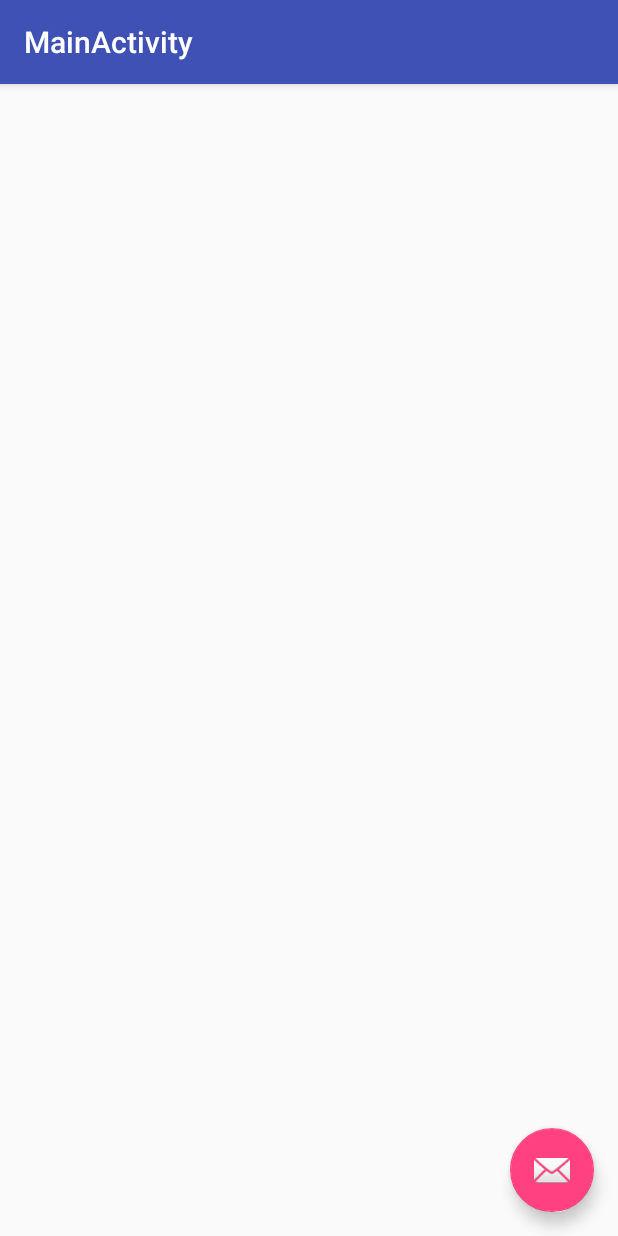
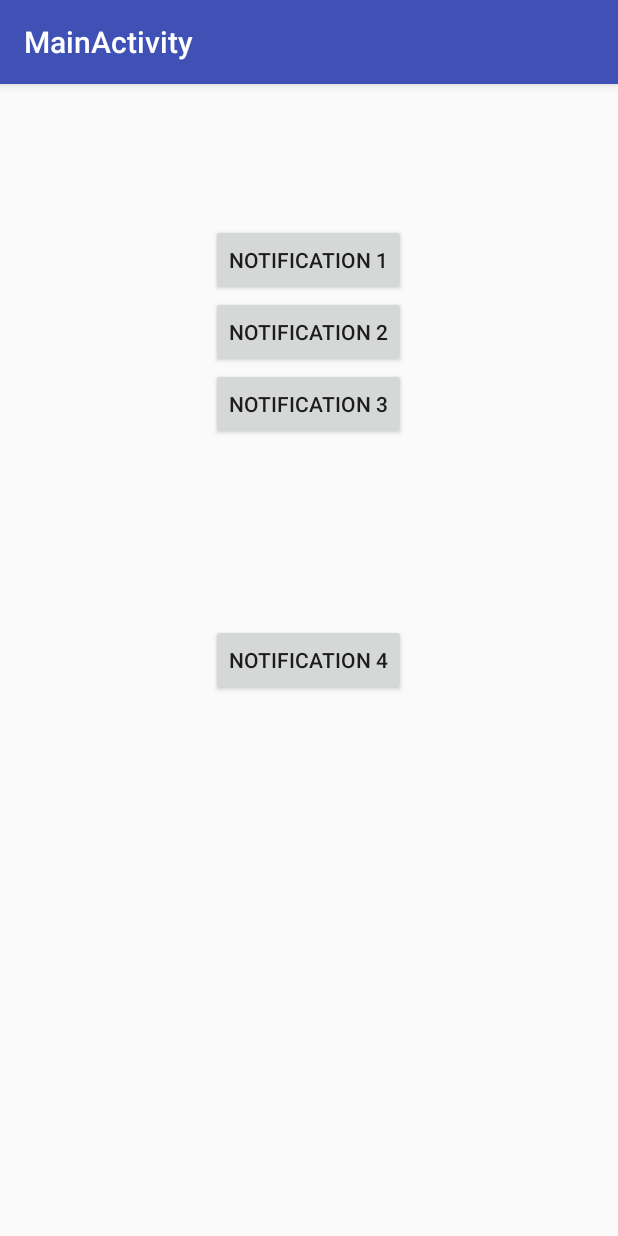
Before and after one commit to rettwalker/AndroidFullScreenNotification, an Android app: the screen it shows after launch (MainActivity), on a phone screen of 412 x 824 dp. Run offline under Robolectric (Android 15) with nearby library versions, the light colour scheme and no system bars.

Commit message:
Created 4 buttons to link to different notifications
4 buttons created that will link to a different notification design for the POC and set up function to create notification with the same settings just new layouts

```diff
--- a/app/src/main/java/com/example/jmw0705/fullscreennotification/MainActivity.java
+++ b/app/src/main/java/com/example/jmw0705/fullscreennotification/MainActivity.java
@@ -1,5 +1,6 @@
 package com.example.jmw0705.fullscreennotification;
 
+import android.app.Notification;
 import android.app.NotificationManager;
 import android.app.PendingIntent;
 import android.content.Intent;
@@ -11,6 +12,7 @@ import android.support.v7.app.NotificationCompat;
 import android.support.v7.widget.Toolbar;
 import android.util.Log;
 import android.view.View;
+import android.widget.Button;
 import android.widget.RemoteViews;
 
 import com.example.jmw0705.fullscreennotification.helps.CustomIntentService;
@@ -26,15 +28,39 @@ public class MainActivity extends AppCompatActivity {
         Toolbar toolbar = (Toolbar) findViewById(R.id.toolbar);
         setSupportActionBar(toolbar);
 
-        FloatingActionButton fab = (FloatingActionButton) findViewById(R.id.fab);
-        fab.setOnClickListener(new View.OnClickListener() {
+
+        Button not1 = (Button) findViewById(R.id.notification1);
+        Button not2 = (Button) findViewById(R.id.notification2);
+        Button not3 = (Button) findViewById(R.id.notification3);
+        Button not4 = (Button) findViewById(R.id.notification4);
+
+        not1.setOnClickListener(new View.OnClickListener() {
             @Override
             public void onClick(View view) {
-                Intent i = new Intent("com.example.jmw0705.fullscreennotification.USER_ACTION");
-                sendBroadcast(i);
+                sendNotification(R.layout.full_screen_notificiation);
             }
         });
+
     }
+    public void sendNotification(int layoutToUse){
+        RemoteViews remoteView = new RemoteViews("com.example.jmw0705.fullscreennotification",layoutToUse);
+        Intent newIntent = new Intent(getBaseContext(),AlertMessage.class);
+        PendingIntent pendingIntent = PendingIntent.getService(getBaseContext(),0,newIntent,0);
+        NotificationCompat.Builder builder = new NotificationCompat.Builder(getBaseContext());
+        builder.setSmallIcon(R.drawable.icon)
+                .setOngoing(true)
+                .setCategory(Notification.CATEGORY_ALARM)
+                .setFullScreenIntent(pendingIntent,true)
+                .setContent(remoteView)
+                .setContentIntent(pendingIntent)
+                .setPriority(Notification.PRIORITY_MAX)
+                .setVibrate(new long[] {500, 500, 500, 500, 500, 500, 500, 500, 500, 500, 500, 500, 500, 500})
+                .setCustomHeadsUpContentView(remoteView);
 
 
+        NotificationManager notificationManager = (NotificationManager) getSystemService(NOTIFICATION_SERVICE);
+        int temp = 001;
+        notificationManager.notify(temp,builder.build());
+
+    }
 }
--- a/app/src/main/res/layout/activity_main.xml
+++ b/app/src/main/res/layout/activity_main.xml
@@ -23,12 +23,6 @@
 
     <include layout="@layout/content_main" />
 
-    <android.support.design.widget.FloatingActionButton
-        android:id="@+id/fab"
-        android:layout_width="wrap_content"
-        android:layout_height="wrap_content"
-        android:layout_gravity="bottom|end"
-        android:layout_margin="@dimen/fab_margin"
-        android:src="@android:drawable/ic_dialog_email" />
+
 
 </android.support.design.widget.CoordinatorLayout>
--- a/app/src/main/res/layout/content_main.xml
+++ b/app/src/main/res/layout/content_main.xml
@@ -12,4 +12,36 @@
     tools:context="com.example.jmw0705.fullscreennotification.MainActivity"
     tools:showIn="@layout/activity_main">
 
+    <Button
+        android:layout_width="wrap_content"
+        android:layout_height="wrap_content"
+        android:text="Notification 1"
+        android:id="@+id/notification1"
+        android:layout_alignParentTop="true"
+        android:layout_centerHorizontal="true"
+        android:layout_marginTop="77dp" />
+
+    <Button
+        android:layout_width="wrap_content"
+        android:layout_height="wrap_content"
+        android:text="Notification 2"
+        android:id="@+id/notification2"
+        android:layout_below="@+id/notification1"
+        android:layout_centerHorizontal="true" />
+
+    <Button
+        android:layout_width="wrap_content"
+        android:layout_height="wrap_content"
+        android:text="Notification 3"
+        android:id="@+id/notification3"
+        android:layout_below="@+id/notification2"
+        android:layout_centerHorizontal="true" />
+
+    <Button
+        android:layout_width="wrap_content"
+        android:layout_height="wrap_content"
+        android:text="Notification 4"
+        android:id="@+id/notification4"
+        android:layout_centerVertical="true"
+        android:layout_centerHorizontal="true" />
 </RelativeLayout>
```
